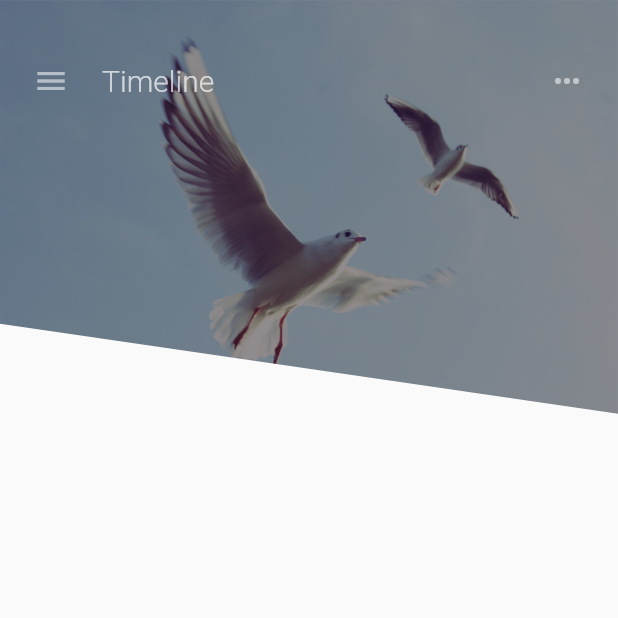
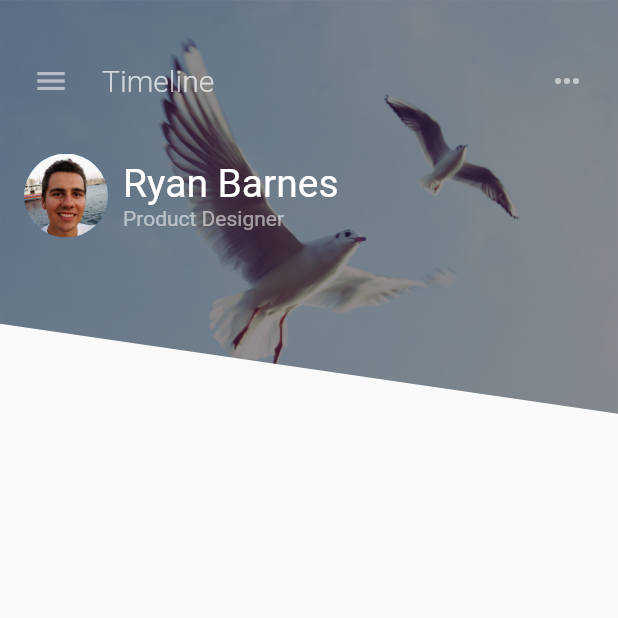
Before and after one commit to SonQBChau/filter_menu_ui_challenge, a Flutter app: the screen it shows after launch, on a phone screen of 412 x 824 dp, the top half of it. Run offline on Flutter 3.47's test engine with Material 2 defaults, Android fonts, the phone set to English and light mode, and no system bars.

```diff
--- a/lib/main.dart
+++ b/lib/main.dart
@@ -29,9 +29,49 @@ class _MyHomePageState extends State<MyHomePage> {
         children: <Widget>[
           buildClippedHero(),
           buildHeader(),
+          buildProfileRow(),
         ],
       ),
     );
+  }
+
+  Container buildProfileRow() {
+    return Container(
+          padding: new EdgeInsets.only(left: 16.0, top: 256 / 2.5),
+          child: Row(
+            children: <Widget>[
+              CircleAvatar(
+                minRadius: 28.0,
+                maxRadius: 28.0,
+                backgroundImage: AssetImage('images/avatar.jpg'),
+              ),
+              SizedBox(
+                width: 10,
+              ),
+              Column(
+                crossAxisAlignment: CrossAxisAlignment.start,
+                mainAxisSize: MainAxisSize.min,
+                children: <Widget>[
+                  Text(
+                    'Ryan Barnes',
+                    style: TextStyle(
+                        color: Colors.white,
+                        fontSize: 26.0,
+                        fontWeight: FontWeight.w400),
+                  ),
+                  Text(
+                    'Product Designer',
+                    style: TextStyle(
+                      color: Colors.white54,
+                      fontSize: 14.0,
+                      fontWeight: FontWeight.w400,
+                    ),
+                  ),
+                ],
+              ),
+            ],
+          ),
+        );
   }
 
   Container buildHeader() {
```
